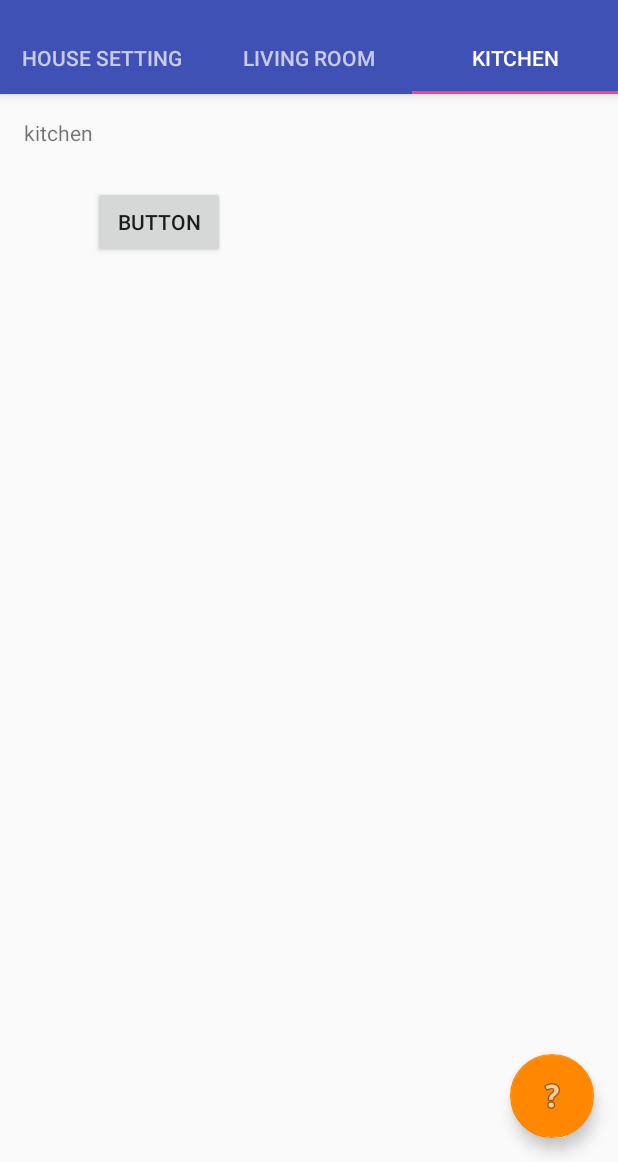
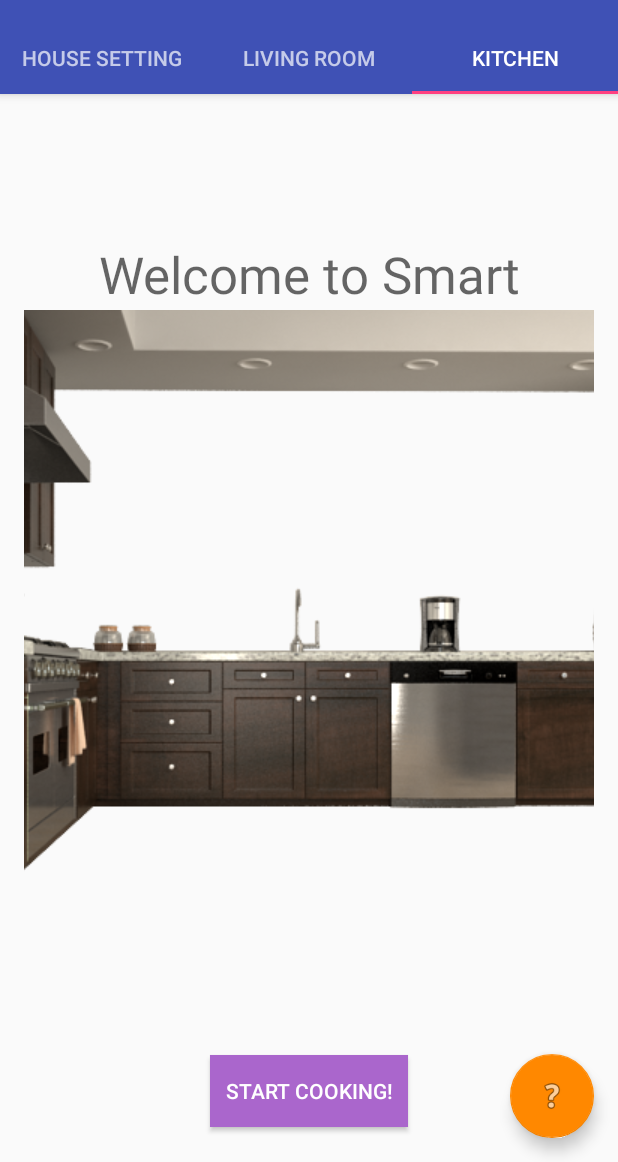
Before and after one commit to abbysun/Project, an Android app: the screen it shows after launch (HomePage), tab 3 chosen, on a phone screen of 412 x 824 dp, the part 74-1236 px from its top. Run offline under Robolectric (Android 15) with nearby library versions, the phone set to English and light mode, and no system bars.

Commit message:
Combining sprint 1

```diff
--- a/app/src/main/AndroidManifest.xml
+++ b/app/src/main/AndroidManifest.xml
@@ -21,6 +21,8 @@
         <activity
             android:name=".TelevisionActivity"
             android:label="Television" />
+        <activity android:name=".KitchenActivity" />
+        <activity android:name=".MicrowaveActivity"></activity>
     </application>
 
 </manifest>
--- a/app/src/main/res/layout/kitchen.xml
+++ b/app/src/main/res/layout/kitchen.xml
@@ -1,4 +1,5 @@
 <RelativeLayout xmlns:android="http://schemas.android.com/apk/res/android"
+    xmlns:app="http://schemas.android.com/apk/res-auto"
     xmlns:tools="http://schemas.android.com/tools"
     android:layout_width="match_parent"
     android:layout_height="match_parent"
@@ -8,18 +9,40 @@
     android:paddingTop="@dimen/activity_vertical_margin">
 
     <TextView
-        android:id="@+id/section_label"
+        android:id="@+id/kitchen_index_title"
+        android:layout_width="match_parent"
+        android:layout_height="wrap_content"
+        android:text="@string/kitchen_index_text"
+        android:textAppearance="@style/TextAppearance.AppCompat.Display1"
+        android:textAlignment="center"
+        android:layout_marginTop="81dp"
+        android:layout_alignParentTop="true"
+        android:layout_alignParentStart="true" />
+
+    <Button
+        android:text="@string/kitchen_index_button"
         android:layout_width="wrap_content"
         android:layout_height="wrap_content"
-        android:text="kitchen"/>
+        android:layout_marginBottom="63dp"
+        android:id="@+id/kitchen_index_button"
+        android:elevation="0dp"
+        style="@style/Widget.AppCompat.Button.Colored"
+        android:background="@android:color/holo_purple"
+        android:paddingLeft="10dp"
+        android:paddingRight="10dp"
+        android:layout_alignParentBottom="true"
+        android:layout_centerHorizontal="true" />
 
-    <Button
-        android:text="Button"
-        android:layout_width="wrap_content"
-        android:layout_height="wrap_content"
-        android:layout_below="@+id/section_label"
-        android:layout_toEndOf="@+id/section_label"
-        android:layout_marginTop="26dp"
-        android:id="@+id/button" />
+    <ImageView
+        android:layout_width="match_parent"
+        android:layout_height="match_parent"
+        android:id="@+id/kitchen_index_image"
+        android:scaleType="center"
+        app:srcCompat="@drawable/smart_kitchen"
+        android:adjustViewBounds="false"
+        android:cropToPadding="true"
+        android:contentDescription="@string/kitchen_index_text"
+        android:layout_alignParentTop="true"
+        android:layout_alignParentStart="true" />
 
 </RelativeLayout>
--- a/app/src/main/res/values/strings.xml
+++ b/app/src/main/res/values/strings.xml
@@ -3,6 +3,13 @@
     <string name="title_activity_home_page">Smart Control</string>
     <string name="action_settings">Settings</string>
     <string name="section_format">Hello World from section: %1$d</string>
+
+    <!-- Kitchen Room -->
+    <string name="kitchen_index_text">Welcome to Smart Kitchen! </string>
+    <string name="kitchen_index_button">Start cooking!</string>
+    <string name="kitchen_list_view">Select an appliance: </string>
+    <string name="turn_on">Turn On</string>
+    <string name="turn_off">Turn Off</string>
 
     <!-- Living Room -->
     <string name="livingroom_television">Television</string>
@@ -16,5 +23,4 @@
     <string name="television_desc_input">Channel input box</string>
     <string name="television_desc_back">Back button</string>
     <string name="television_desc_mic">Voice activation button</string>
-
 </resources>
```
Also changed, not shown: app/src/main/java/com/sun/abby/cst2335_finalproject/KitchenActivity.java (added, +49 -0 lines), app/src/main/java/com/sun/abby/cst2335_finalproject/KitchenFragment.java (+17 -1 lines), app/src/main/java/com/sun/abby/cst2335_finalproject/MicrowaveActivity.java (added, +45 -0 lines), app/src/main/res/layout/activity_kitchen.xml (added, +33 -0 lines), app/src/main/res/layout/activity_microwave.xml (added, +45 -0 lines), app/src/main/res/layout/kitchen_listview_layout.xml (added, +8 -0 lines), app/src/main/res/drawable/microwaveoff.png (added), app/src/main/res/drawable/microwaveon.png (added), app/src/main/res/drawable/smart_kitchen.png (added).
